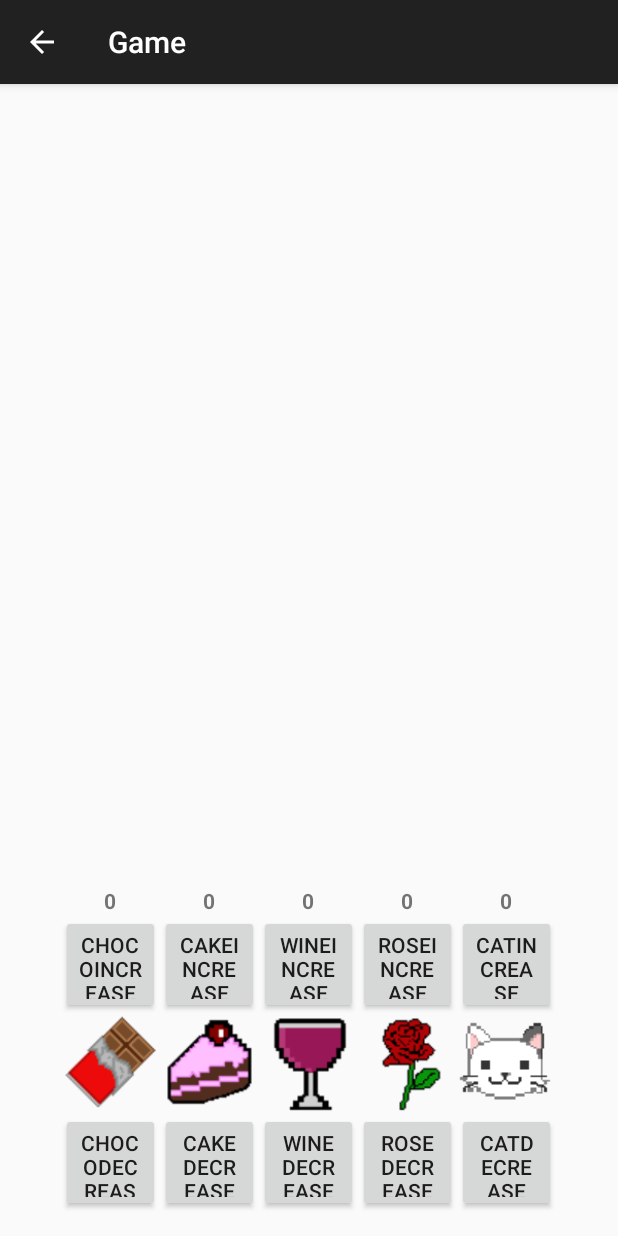
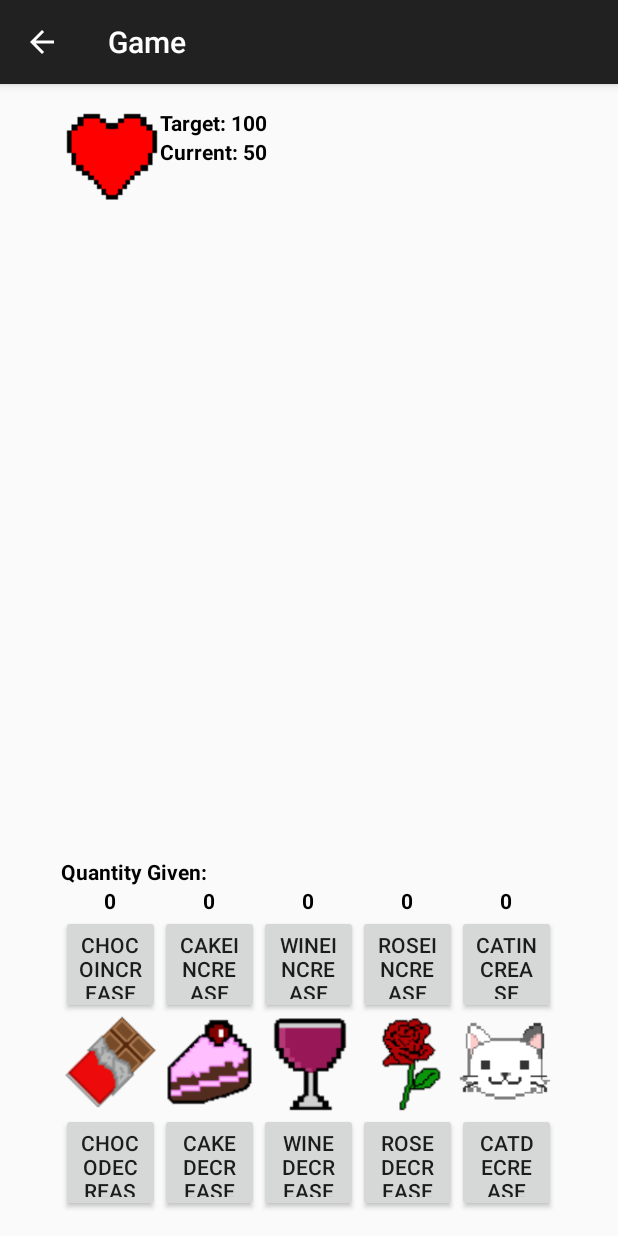
Before and after one commit to aptmac/Hackentines2016, an Android app: the Game screen opened directly, with no data from a screen before it, on a phone screen of 412 x 824 dp. Run offline under Robolectric (Android 15) with nearby library versions, the light colour scheme and no system bars.

Commit message:
Added Button Press Graphic functionality

```diff
--- a/app/src/main/res/layout/activity_difficulty.xml
+++ b/app/src/main/res/layout/activity_difficulty.xml
@@ -64,7 +64,7 @@
         android:layout_centerHorizontal="true"
         android:layout_marginTop="41dp"
         android:onClick="setDifficultyEasy"
-        android:background="@drawable/easy_out" />
+        android:background="@drawable/easy_button" />
 
     <Button
         android:layout_width="wrap_content"
@@ -73,7 +73,7 @@
         android:layout_below="@+id/btnEasy"
         android:layout_centerHorizontal="true"
         android:onClick="setDifficultyMedium"
-        android:background="@drawable/medium_out" />
+        android:background="@drawable/medium_button" />
 
     <Button
         android:layout_width="wrap_content"
@@ -83,6 +83,6 @@
         android:layout_alignLeft="@+id/btnMedium"
         android:layout_alignStart="@+id/btnMedium"
         android:onClick="setDifficultyHard"
-        android:background="@drawable/hard_out" />
+        android:background="@drawable/hard_button" />
 
 </RelativeLayout>
--- a/app/src/main/res/layout/activity_game.xml
+++ b/app/src/main/res/layout/activity_game.xml
@@ -172,7 +172,8 @@
         android:layout_toLeftOf="@+id/btnCakeIncrease"
         android:layout_toStartOf="@+id/btnCakeIncrease"
         android:textStyle="bold"
-        android:textAlignment="center" />
+        android:textAlignment="center"
+        android:textColor="#000000" />
 
     <TextView
         android:layout_width="wrap_content"
@@ -186,7 +187,8 @@
         android:layout_toRightOf="@+id/btnChocolateIncrease"
         android:layout_toEndOf="@+id/btnChocolateIncrease"
         android:textStyle="bold"
-        android:textAlignment="center" />
+        android:textAlignment="center"
+        android:textColor="#000000" />
 
     <TextView
         android:layout_width="wrap_content"
@@ -200,7 +202,8 @@
         android:layout_alignRight="@+id/btnEasy"
         android:layout_alignEnd="@+id/btnEasy"
         android:textStyle="bold"
-        android:textAlignment="center" />
+        android:textAlignment="center"
+        android:textColor="#000000" />
 
     <TextView
         android:layout_width="wrap_content"
@@ -214,7 +217,8 @@
         android:layout_alignLeft="@+id/btnRoseIncrease"
         android:layout_alignStart="@+id/btnRoseIncrease"
         android:textStyle="bold"
-        android:textAlignment="center" />
+        android:textAlignment="center"
+        android:textColor="#000000" />
 
     <TextView
         android:layout_width="wrap_content"
@@ -228,6 +232,52 @@
         android:layout_alignLeft="@+id/btnCatIncrase"
         android:layout_alignStart="@+id/btnCatIncrase"
         android:textStyle="bold"
-        android:textAlignment="center" />
+        android:textAlignment="center"
+        android:textColor="#000000" />
+
+    <TextView
+        android:layout_width="wrap_content"
+        android:layout_height="wrap_content"
+        android:textAppearance="?android:attr/textAppearanceSmall"
+        android:text="Quantity Given:"
+        android:id="@+id/txtQuantity"
+        android:layout_above="@+id/txtChocolate"
+        android:layout_alignLeft="@+id/txtChocolate"
+        android:layout_alignStart="@+id/txtChocolate"
+        android:textStyle="bold"
+        android:textColor="#000000" />
+
+    <ImageView
+        android:layout_width="wrap_content"
+        android:layout_height="wrap_content"
+        android:id="@+id/imgHeart"
+        android:background="@drawable/heart"
+        android:layout_alignParentTop="true"
+        android:layout_toLeftOf="@+id/txtCake"
+        android:layout_toStartOf="@+id/txtCake" />
+
+    <TextView
+        android:layout_width="wrap_content"
+        android:layout_height="wrap_content"
+        android:textAppearance="?android:attr/textAppearanceSmall"
+        android:text="Target: 100"
+        android:id="@+id/txtTarget"
+        android:layout_alignTop="@+id/imgHeart"
+        android:layout_toRightOf="@+id/imgHeart"
+        android:layout_toEndOf="@+id/imgHeart"
+        android:textStyle="bold"
+        android:textColor="#000000" />
+
+    <TextView
+        android:layout_width="wrap_content"
+        android:layout_height="wrap_content"
+        android:textAppearance="?android:attr/textAppearanceSmall"
+        android:text="Current: 50"
+        android:id="@+id/txtCurrent"
+        android:layout_below="@+id/txtTarget"
+        android:layout_toRightOf="@+id/imgHeart"
+        android:layout_toEndOf="@+id/imgHeart"
+        android:textStyle="bold"
+        android:textColor="#000000" />
 
 </RelativeLayout>
```
Also changed, not shown: app/src/main/res/drawable/about_button.xml (added, +8 -0 lines), app/src/main/res/drawable/easy_button.xml (added, +8 -0 lines), app/src/main/res/drawable/hard_button.xml (added, +8 -0 lines), app/src/main/res/drawable/howtoplay_button.xml (added, +8 -0 lines), app/src/main/res/drawable/medium_button.xml (added, +8 -0 lines), app/src/main/res/drawable/settings_button.xml (added, +8 -0 lines), app/src/main/res/drawable/start_button.xml (added, +8 -0 lines), app/src/main/res/layout/activity_main.xml (+4 -4 lines), app/src/main/res/drawable/person1_smiling.png (added), app/src/main/res/drawable/person1_standing.png (added), app/src/main/res/drawable/person2_smiling.png (added), app/src/main/res/drawable/person2_standing.png (added), app/src/main/res/drawable/person3_smiling.png (added), app/src/main/res/drawable/person3_standing.png (added), 4 more files.
